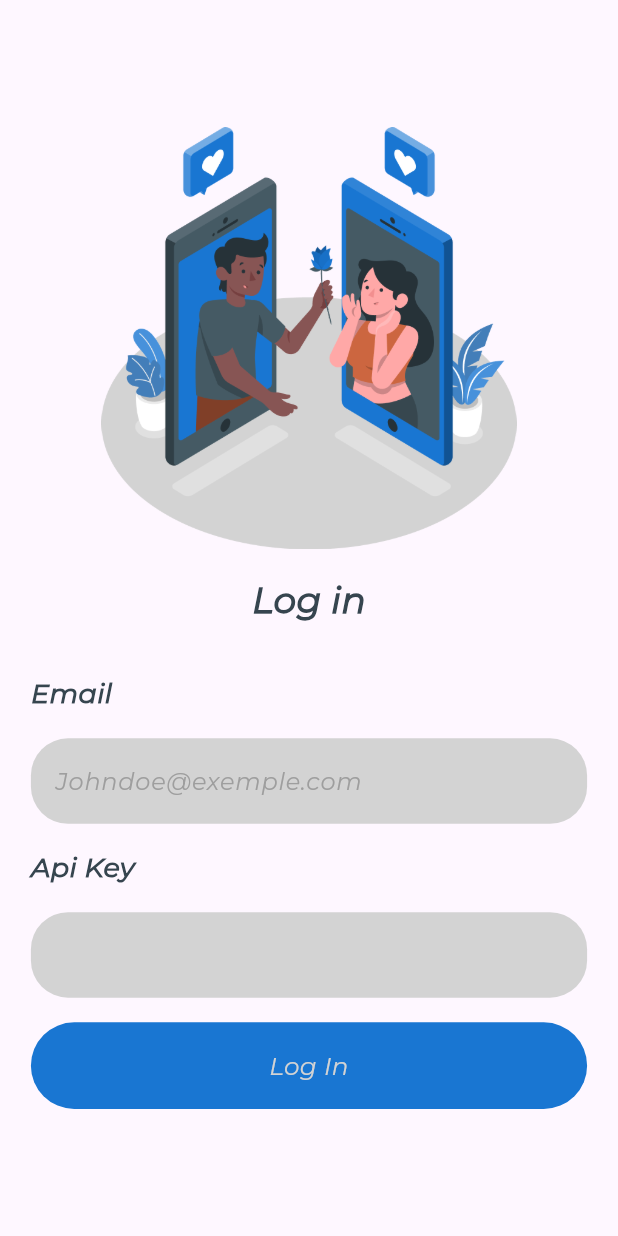
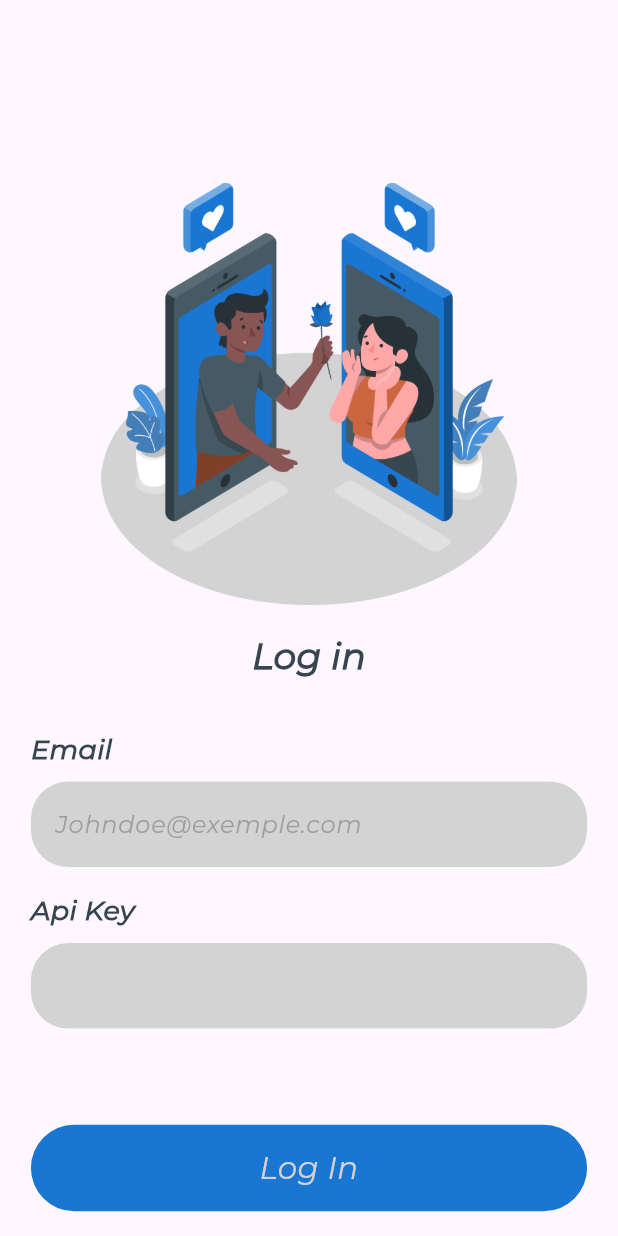
Before and after one commit to ShaikhAyeshaShahid/zini_pay, a Flutter app: the screen it shows after launch, on a phone screen of 412 x 824 dp. Run offline on Flutter 3.47's test engine with Material 3 defaults, Android fonts, the phone set to English and light mode, and no system bars; our stand-ins replace bloc, equatable, flutter_bloc; project files that could hold a hidden picture were left out.

Commit message:
login api added

```diff
--- a/lib/constants/colors.dart
+++ b/lib/constants/colors.dart
@@ -29,11 +29,15 @@ class GlobalColors {
       {double? fontSize,
         Color? color,
         FontWeight? fontWeight,
-        double? height}) {
+        double? height,
+        String? fontFamily,
+
+      }) {
     return TextStyle(
       fontSize: fontSize ?? 24,
       color: color ?? GlobalColors.textColor,
       fontWeight: fontWeight ?? FontWeight.w800,
+      fontFamily: fontFamily?? 'Montserrat'
     );
   }
 }
--- /dev/null
+++ b/lib/domain/entities/AuthModel.dart
@@ -0,0 +1,30 @@
+class AuthModel {
+  bool? _success;
+  String? _message;
+
+  AuthModel({bool? success, String? message}) {
+    if (success != null) {
+      this._success = success;
+    }
+    if (message != null) {
+      this._message = message;
+    }
+  }
+
+  bool? get success => _success;
+  set success(bool? success) => _success = success;
+  String? get message => _message;
+  set message(String? message) => _message = message;
+
+  AuthModel.fromJson(Map<String, dynamic> json) {
+    _success = json['success'];
+    _message = json['message'];
+  }
+
+  Map<String, dynamic> toJson() {
+    final Map<String, dynamic> data = new Map<String, dynamic>();
+    data['success'] = this._success;
+    data['message'] = this._message;
+    return data;
+  }
+}
--- a/lib/domain/repositories/zini_pay_repository.dart
+++ b/lib/domain/repositories/zini_pay_repository.dart
@@ -0,0 +1,8 @@
+import 'package:zini_pay/domain/entities/AuthModel.dart';
+
+abstract class ZiniPayRepository {
+  Future<AuthModel> login(
+    String email,
+    String apiKey,
+  );
+}
--- /dev/null
+++ b/lib/domain/usecases/login_usecasee/login.dart
@@ -0,0 +1,19 @@
+import 'package:zini_pay/domain/entities/AuthModel.dart';
+import 'package:zini_pay/domain/repositories/zini_pay_repository.dart';
+
+import '../../../constants/logger.dart';
+
+class LoginUsecase {
+  final ZiniPayRepository repository;
+
+  LoginUsecase(this.repository);
+
+  Future<AuthModel> login(String email, String apiKey) async {
+    try {
+      return await repository.login(email, apiKey);
+    } on Exception catch (e) {
+      LogManager.error('usecase::login::exception =', e);
+      throw Exception(e.toString().substring(11));
+    }
+  }
+}
--- a/lib/main.dart
+++ b/lib/main.dart
@@ -1,15 +1,20 @@
 import 'package:flutter/material.dart';
+import 'package:flutter_bloc/flutter_bloc.dart';
 import 'package:zini_pay/constants/router.dart';
+import 'package:zini_pay/data/zini_pay_repository_impl.dart';
+import 'package:zini_pay/domain/repositories/zini_pay_repository.dart';
+import 'package:zini_pay/domain/usecases/login_usecasee/login.dart';
+import 'package:zini_pay/presentation/cubits/login/login_cubit.dart';
 import 'package:zini_pay/presentation/screens/login_screen.dart';
 
 import 'presentation/screens/home_screen.dart';
 
 void main() {
-  runApp(const MyApp());
+  runApp( MyApp());
 }
 
 class MyApp extends StatelessWidget {
-  const MyApp({super.key});
+  MyApp({super.key});
 
   @override
   Widget build(BuildContext context) {
@@ -26,13 +31,55 @@ class MyApp extends StatelessWidget {
     );
   }
 
+
+  PageRouteBuilder<dynamic> pageRouteBuilder(Widget screenRoute) {
+    return PageRouteBuilder(
+      pageBuilder: (
+          BuildContext context,
+          Animation<double> animation,
+          Animation<double> secondaryAnimation,
+          ) {
+        return screenRoute;
+      },
+      transitionsBuilder: (
+          BuildContext context,
+          Animation<double> animation,
+          Animation<double> secondaryAnimation,
+          Widget child,
+          ) {
+        const begin = Offset(1.0, 0.0);
+        const end = Offset.zero;
+        const curve = Curves.easeInOut;
+
+        var tween = Tween(begin: begin, end: end).chain(
+          CurveTween(curve: curve),
+        );
+
+        return SlideTransition(
+          position: animation.drive(tween),
+          child: child,
+        );
+      },
+    );
+  }
+
+
   Route? _onGenerateRoute(RouteSettings settings) {
     if (settings.name == AppRoutes.loginScreen) {
-      return MaterialPageRoute(builder: (context) => const LoginScreen());
+      return pageRouteBuilder( _loginScreen());
+      // return MaterialPageRoute(builder: (context) => const LoginScreen());
     }
     if (settings.name == AppRoutes.homeScreen) {
       return MaterialPageRoute(builder: (context) => const HomeScreen());
     }
     return null;
   }
+
+  BlocProvider<LoginCubit> _loginScreen() {
+    return BlocProvider(create: (context)=>LoginCubit(LoginUsecase(repository)),
+    child: LoginScreen(),
+    );
+  }
+  var repository = ZiniPayRepositoryImplementation();
+
 }
--- /dev/null
+++ b/lib/presentation/cubits/login/login_cubit.dart
@@ -0,0 +1,25 @@
+import 'package:bloc/bloc.dart';
+import 'package:equatable/equatable.dart';
+import 'package:zini_pay/domain/entities/AuthModel.dart';
+import 'package:zini_pay/domain/usecases/login_usecasee/login.dart';
+
+import '../../../constants/logger.dart';
+
+part 'login_state.dart';
+
+class LoginCubit extends Cubit<LoginState> {
+  final LoginUsecase usecase;
+
+  LoginCubit(this.usecase) : super(LoginInitial());
+
+  void login(String email, String apiKey) async {
+    try {
+      emit(LoginLoading());
+      AuthModel login = await usecase.login(email, apiKey);
+      emit(LoginSuccessfully(login));
+    } on Exception catch (e) {
+      LogManager.error('cubit::login::exception =', e);
+      emit(LoginFailed(e.toString().substring(11)));
+    }
+  }
+}
--- /dev/null
+++ b/lib/presentation/cubits/login/login_state.dart
@@ -0,0 +1,33 @@
+part of 'login_cubit.dart';
+
+abstract class LoginState extends Equatable {
+  const LoginState();
+}
+
+final class LoginInitial extends LoginState {
+  @override
+  List<Object> get props => [];
+}
+
+class LoginLoading extends LoginState {
+  @override
+  List<Object> get props => [];
+}
+
+class LoginFailed extends LoginState {
+  final String errorMessage;
+
+  LoginFailed(this.errorMessage);
+
+  @override
+  List<Object> get props => [errorMessage];
+}
+
+class LoginSuccessfully extends LoginState {
+  final AuthModel authModel;
+
+  const LoginSuccessfully(this.authModel);
+
+  @override
+  List<Object> get props => [authModel];
+}
--- a/lib/presentation/screens/login_screen.dart
+++ b/lib/presentation/screens/login_screen.dart
@@ -1,4 +1,5 @@
 import 'package:flutter/material.dart';
+import 'package:flutter_bloc/flutter_bloc.dart';
 import 'package:zini_pay/constants/colors.dart';
 import 'package:zini_pay/constants/router.dart';
 import 'package:zini_pay/constants/size_config.dart';
@@ -6,6 +7,7 @@ import 'package:zini_pay/presentation/screens/home_screen.dart';
 
 import '../../constants/divider.dart';
 import '../../constants/images.dart';
+import '../cubits/login/login_cubit.dart';
 import '../widgets/zini_pay_button.dart';
 import '../widgets/zini_pay_text_form_field.dart';
 
@@ -17,9 +19,55 @@ class LoginScreen extends StatefulWidget {
 }
 
 class _LoginScreenState extends State<LoginScreen> {
+  late LoginCubit cubit;
+  final TextEditingController emailController = TextEditingController();
+  final TextEditingController apiKeyController = TextEditingController();
+  final GlobalKey<FormState> _formKey = GlobalKey<FormState>();
+
+  @override
+  void initState() {
+    cubit = BlocProvider.of<LoginCubit>(context);
+    super.initState();
+  }
+
   @override
   Widget build(BuildContext context) {
     return Scaffold(
+      bottomNavigationBar: BlocConsumer<LoginCubit, LoginState>(
+        listener: (context, state) {
+          if (state is LoginFailed) {
+            ScaffoldMessenger.of(context).showSnackBar(
+              SnackBar(
+                content: Text(state.errorMessage),
+              ),
+            );
+          }
+          if (state is LoginSuccessfully) {
+           /* ScaffoldMessenger.of(context).showSnackBar(const SnackBar(
+              content: Text(
+                'password verified successfully',
+              ),
+            ));*/
+            Navigator.pushNamed(context, AppRoutes.homeScreen);
+          }
+        },
+        builder: (context, state) {
+          if (state is LoginLoading) {
+            return Center(
+              child: CircularProgressIndicator(),
+            );
+          }
+          return ZiniPayButton(
+            marginHor: 0.05,
+            buttonText: 'Log In',
+            onPressed: () {
+              if(_formKey.currentState!.validate()){
+                cubit.login(emailController.text, apiKeyController.text);
+              }
+            },
+          );
+        },
+      ),
       body: SingleChildScrollView(
         child: Container(
           height: SizeConfig.height(context, 1),
@@ -27,6 +75,8 @@ class _LoginScreenState extends State<LoginScreen> {
           padding: EdgeInsets.symmetric(
               horizontal: SizeConfig.width(context, 0.05),
               vertical: SizeConfig.height(context, 0.02)),
+          child: Form(
+            key: _formKey,
             child: Column(
               mainAxisAlignment: MainAxisAlignment.center,
               crossAxisAlignment: CrossAxisAlignment.center,
@@ -54,8 +104,9 @@ class _LoginScreenState extends State<LoginScreen> {
                     textAlign: TextAlign.start,
                   ),
                 ),
-              buildVerticalDivider(context: context),
+                buildVerticalDivider(context: context, fraction: 0.01),
                 ZiniPayTextFormField(
+                  controller: emailController,
                   hintText: 'Johndoe@exemple.com',
                   keyboardType: TextInputType.emailAddress,
                 ),
@@ -68,21 +119,15 @@ class _LoginScreenState extends State<LoginScreen> {
                     textAlign: TextAlign.start,
                   ),
                 ),
-              buildVerticalDivider(context: context),
+                buildVerticalDivider(context: context, fraction: 0.01),
                 ZiniPayTextFormField(
+                  controller: apiKeyController,
                   hintText: '',
                   keyboardType: TextInputType.visiblePassword,
                 ),
                 buildVerticalDivider(context: context),
-              ZiniPayButton(
-                buttonText: 'Log In',
-                onPressed: () {
-                  // Navigator.push(
-                  //     context, MaterialPageRoute(builder: (_) => HomeScreen()));
-                  Navigator.pushNamed(context, AppRoutes.homeScreen);
-                },
-              )
               ],
+            ),
           ),
         ),
       ),
--- a/lib/presentation/widgets/zini_pay_button.dart
+++ b/lib/presentation/widgets/zini_pay_button.dart
@@ -5,12 +5,30 @@ import '../../constants/size_config.dart';
 
 class ZiniPayButton extends StatelessWidget {
   final String buttonText;
+  final String? fontFamily;
   final VoidCallback onPressed;
+  final double? radius;
+  final double? padHor;
+  final double? padVer;
+  final double? marginHor;
+  final double? marginVer;
+  final double? fontSize;
+  final FontWeight? fontWeight;
+  final Color? color;
 
   const ZiniPayButton({
     super.key,
     required this.buttonText,
     required this.onPressed,
+    this.radius,
+    this.padHor,
+    this.padVer,
+    this.marginHor,
+    this.marginVer,
+    this.fontFamily,
+    this.fontSize,
+    this.fontWeight,
+    this.color,
   });
 
   @override
@@ -22,20 +40,26 @@ class ZiniPayButton extends StatelessWidget {
         height: SizeConfig.height(context, 0.07),
         alignment: Alignment.center,
         padding: EdgeInsets.symmetric(
-          horizontal: SizeConfig.width(context, 0.07),
-          vertical: SizeConfig.width(context, 0.02),
+          horizontal: SizeConfig.width(context, padHor ?? 0.07),
+          vertical: SizeConfig.height(context, padVer ?? 0.01),
+        ),
+        margin: EdgeInsets.symmetric(
+          horizontal: SizeConfig.width(context, marginHor ?? 0.02),
+          vertical: SizeConfig.height(context, marginVer ?? 0.02),
         ),
         decoration: BoxDecoration(
-          color: GlobalColors.buttonColor,
-          borderRadius: BorderRadius.circular(SizeConfig.width(context, 1)),
+          color:  GlobalColors.buttonColor,
+          borderRadius: BorderRadius.circular(
+            SizeConfig.width(context, radius ?? 1),
+          ),
         ),
         child: Text(
           buttonText,
           style: GlobalColors.textStyle(
-            fontSize: SizeConfig.width(context, 0.04),
-            color: GlobalColors.greyBgColor,
-            fontWeight: FontWeight.normal,
-          ),
+              fontSize: fontSize ?? SizeConfig.width(context, 0.05),
+              color: color?? GlobalColors.greyBgColor,
+              fontWeight: fontWeight ?? FontWeight.w500,
+              fontFamily: fontFamily),
           textAlign: TextAlign.center,
         ),
       ),
```
Also changed, not shown: asset/fonts/Acme/OFL.txt (added, +94 -0 lines), lib/data/zini_pay_repository_impl.dart (+58 -0 lines), lib/presentation/screens/home_screen.dart (+28 -0 lines), pubspec.yaml (+7 -5 lines), asset/fonts/Acme/Acme-Regular.ttf (added), pubspec.lock, 1 other file. Lines whose indentation alone changed are shown as unchanged.
